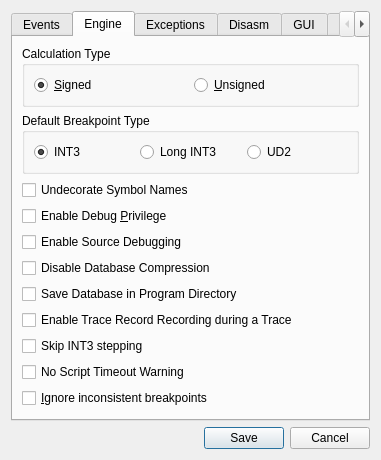
First picture: the form in src/gui/Src/Gui/SettingsDialog.ui, repository x64dbg/x64dbg, before the edit.
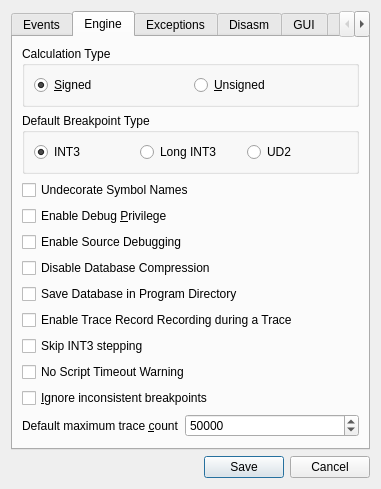
Second picture: the form after the edit. The open tabs and pages were chosen to show the change. Icons and pictures are not drawn.

Commit message: DBG+GUI: maximum trace count option

Patch:
```diff
--- a/src/gui/Src/Gui/SettingsDialog.ui
+++ b/src/gui/Src/Gui/SettingsDialog.ui
@@ -7,7 +7,7 @@
     <x>0</x>
     <y>0</y>
     <width>381</width>
-    <height>420</height>
+    <height>445</height>
    </rect>
   </property>
   <property name="sizePolicy">
@@ -310,6 +310,48 @@
          </property>
         </widget>
        </item>
+       <item>
+        <layout class="QHBoxLayout" name="horizontalLayout_6">
+         <item>
+          <widget class="QLabel" name="lblMaxTraceCount">
+           <property name="text">
+            <string>Default maximum trace &amp;count</string>
+           </property>
+           <property name="buddy">
+            <cstring>spinMaxTraceCount</cstring>
+           </property>
+          </widget>
+         </item>
+         <item>
+          <widget class="QSpinBox" name="spinMaxTraceCount">
+           <property name="sizePolicy">
+            <sizepolicy hsizetype="Expanding" vsizetype="Fixed">
+             <horstretch>0</horstretch>
+             <verstretch>0</verstretch>
+            </sizepolicy>
+           </property>
+           <property name="wrapping">
+            <bool>false</bool>
+           </property>
+           <property name="frame">
+            <bool>true</bool>
+           </property>
+           <property name="buttonSymbols">
+            <enum>QAbstractSpinBox::UpDownArrows</enum>
+           </property>
+           <property name="minimum">
+            <number>1</number>
+           </property>
+           <property name="maximum">
+            <number>2147483647</number>
+           </property>
+           <property name="value">
+            <number>50000</number>
+           </property>
+          </widget>
+         </item>
+        </layout>
+       </item>
        <item>
         <spacer name="verticalSpacer">
          <property name="orientation">
```
Left out of the diff: 2 changed lines with no effect on the pictures. The commit also changes 5 other files.
